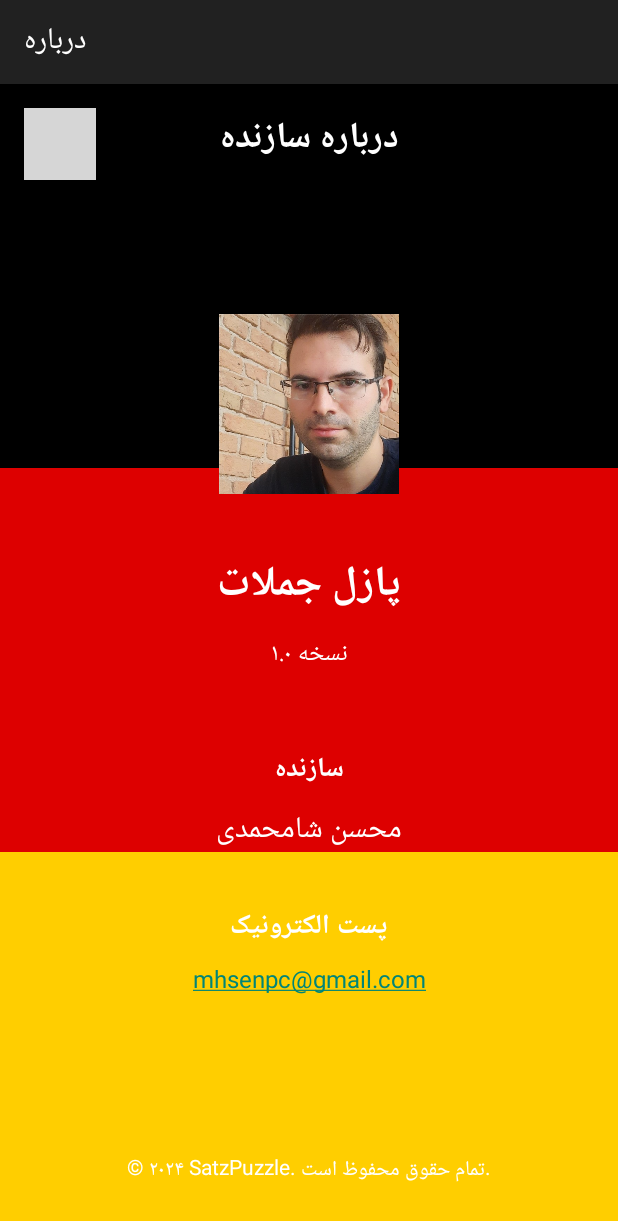
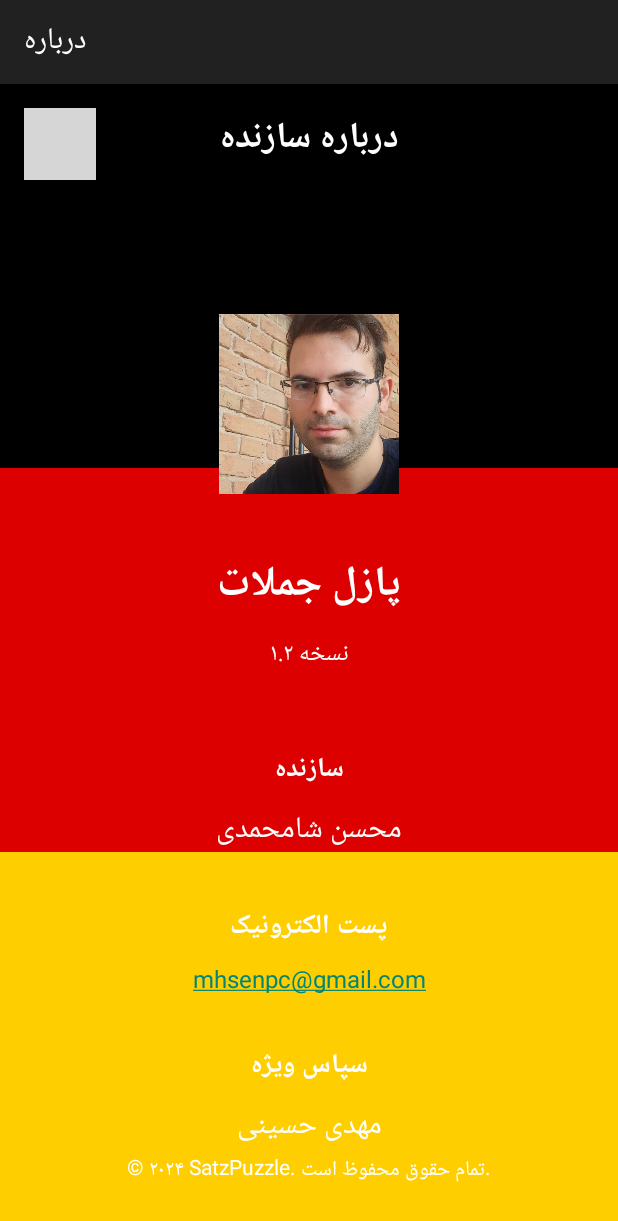
Before and after one commit to mhsenpc/german_android_game, an Android app: the AboutActivity screen opened directly, with no data from a screen before it, on a phone screen of 412 x 824 dp. Shown: the top 1221 px of the screen. Run offline under Robolectric (Android 15) with nearby library versions, the phone set to English and light mode, and no system bars; grey boxes are pictures that could not be loaded.

Commit message:
update about us

```diff
--- a/app/src/main/res/layout/activity_about.xml
+++ b/app/src/main/res/layout/activity_about.xml
@@ -119,6 +119,31 @@
         app:layout_constraintTop_toBottomOf="@id/emailTitleTextView" />
 
     <TextView
+        android:id="@+id/specialThanksTitleTextView"
+        android:layout_width="wrap_content"
+        android:layout_height="wrap_content"
+        android:layout_marginTop="32dp"
+        android:text="@string/special_thanks_title"
+        android:textColor="@color/white"
+        android:textSize="18sp"
+        android:textStyle="bold"
+        app:layout_constraintEnd_toEndOf="parent"
+        app:layout_constraintStart_toStartOf="parent"
+        app:layout_constraintTop_toBottomOf="@id/emailTextView" />
+
+    <TextView
+        android:id="@+id/specialThanksNameTextView"
+        android:layout_width="wrap_content"
+        android:layout_height="wrap_content"
+        android:layout_marginTop="8dp"
+        android:text="@string/special_thanks_name"
+        android:textColor="@color/white"
+        android:textSize="20sp"
+        app:layout_constraintEnd_toEndOf="parent"
+        app:layout_constraintStart_toStartOf="parent"
+        app:layout_constraintTop_toBottomOf="@id/specialThanksTitleTextView" />
+
+    <TextView
         android:id="@+id/copyrightTextView"
         android:layout_width="wrap_content"
         android:layout_height="wrap_content"
--- a/app/src/main/res/layout/activity_references.xml
+++ b/app/src/main/res/layout/activity_references.xml
@@ -4,6 +4,7 @@
     xmlns:tools="http://schemas.android.com/tools"
     android:layout_width="match_parent"
     android:layout_height="match_parent"
+    android:background="@drawable/germany_flag"
     tools:context=".ReferencesActivity">
 
     <ImageButton
--- a/app/src/main/res/values/strings.xml
+++ b/app/src/main/res/values/strings.xml
@@ -49,10 +49,12 @@
     <!-- About Activity -->
     <string name="about_developer_title">درباره سازنده</string>
     <string name="app_title_persian">پازل جملات</string>
-    <string name="version">نسخه ۱.۰</string>
+    <string name="version">نسخه ۱.۲</string>
     <string name="developer">سازنده</string>
     <string name="developer_name">محسن شامحمدی</string>
     <string name="email_title">پست الکترونیک</string>
+    <string name="special_thanks_title">سپاس ویژه</string>
+    <string name="special_thanks_name">مهدی حسینی</string>
     <string name="about_button">درباره ما</string>
     <string name="about_us_menu">درباره ما</string>
 
```
